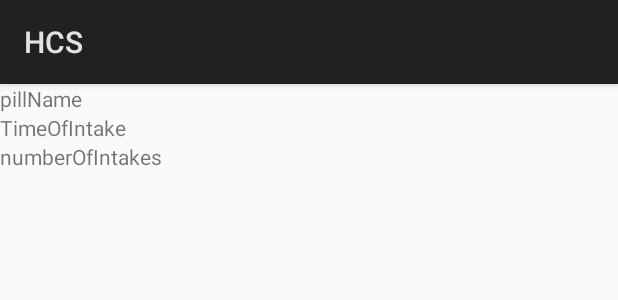
After one commit to dbuljeta/HCSAndroid, an Android app: the layout list_item.xml on its own in the app's theme, with its tools: preview values and no code run, on a phone screen of 412 x 824 dp. The commit adds this screen. Shown: the top 300 px of the screen. Run offline under Robolectric (Android 15) with nearby library versions, the phone set to English and light mode, and no system bars.

Commit message:
list view

```diff
--- a/app/src/main/AndroidManifest.xml
+++ b/app/src/main/AndroidManifest.xml
@@ -11,14 +11,14 @@
         android:roundIcon="@mipmap/ic_launcher_round"
         android:supportsRtl="true"
         android:theme="@style/AppTheme">
-        <activity android:name=".MainActivity">
+        <activity android:name=".SecondActivity">
             <intent-filter>
                 <action android:name="android.intent.action.MAIN" />
 
                 <category android:name="android.intent.category.LAUNCHER" />
             </intent-filter>
         </activity>
-        <activity android:name=".SecondActivity" />
+        <!--<activity android:name=".SecondActivity" />-->
         <activity android:name=".AddPill"></activity>
     </application>
 
--- a/app/src/main/res/layout/activity_add_pill.xml
+++ b/app/src/main/res/layout/activity_add_pill.xml
@@ -49,6 +49,7 @@
         android:layout_width="wrap_content"
         android:layout_height="wrap_content"
         android:text="@string/add"
+        android:id="@+id/bAdd"
         android:layout_marginTop="40dp"
         android:layout_gravity="center"/>
 </LinearLayout>
--- /dev/null
+++ b/app/src/main/res/layout/list_item.xml
@@ -0,0 +1,23 @@
+<?xml version="1.0" encoding="utf-8"?>
+<LinearLayout
+    xmlns:android="http://schemas.android.com/apk/res/android"
+    android:layout_width="match_parent"
+    android:layout_height="wrap_content"
+    android:orientation="vertical">
+    <TextView
+        android:layout_width="wrap_content"
+        android:layout_height="wrap_content"
+        android:text="pillName"
+        android:id="@+id/tvPill"/>
+    <TextView
+        android:layout_width="wrap_content"
+        android:layout_height="wrap_content"
+        android:text="TimeOfIntake"
+        android:id="@+id/tvTimeIntake"/>
+    <TextView
+        android:layout_width="wrap_content"
+        android:layout_height="wrap_content"
+        android:text="numberOfIntakes"
+        android:id="@+id/tvNumberOfIntakes"/>
+
+</LinearLayout>
--- a/build.gradle
+++ b/build.gradle
@@ -7,7 +7,7 @@ buildscript {
         jcenter()
     }
     dependencies {
-        classpath 'com.android.tools.build:gradle:3.0.1'
+        classpath 'com.android.tools.build:gradle:3.1.3'
 
 
         // NOTE: Do not place your application dependencies here; they belong
```
Also changed, not shown: app/src/main/java/com/example/daniel/hcs/AddPill.java (+34 -1 lines), app/src/main/java/com/example/daniel/hcs/SecondActivity.java (+45 -4 lines), app/src/main/java/com/example/daniel/hcs/utils/CustomAdapter.java (added, +63 -0 lines), app/src/main/java/com/example/daniel/hcs/utils/Pill.java (+6 -1 lines), app/src/main/res/layout/activity_second.xml (+16 -2 lines), gradle/wrapper/gradle-wrapper.properties.
